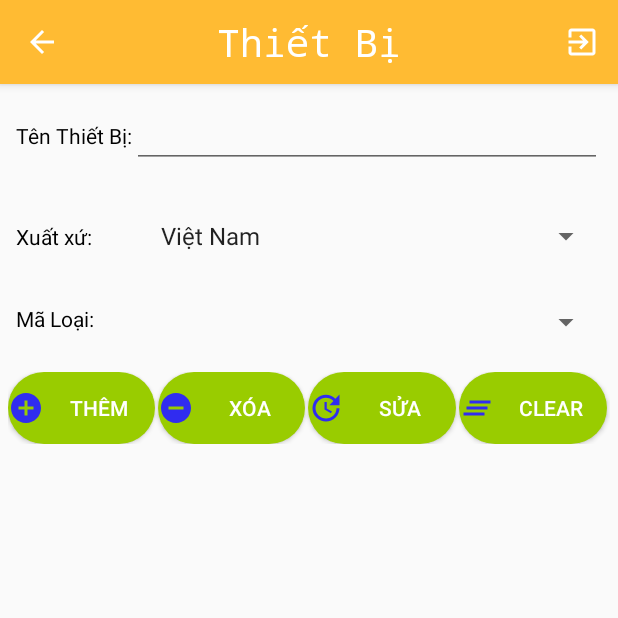
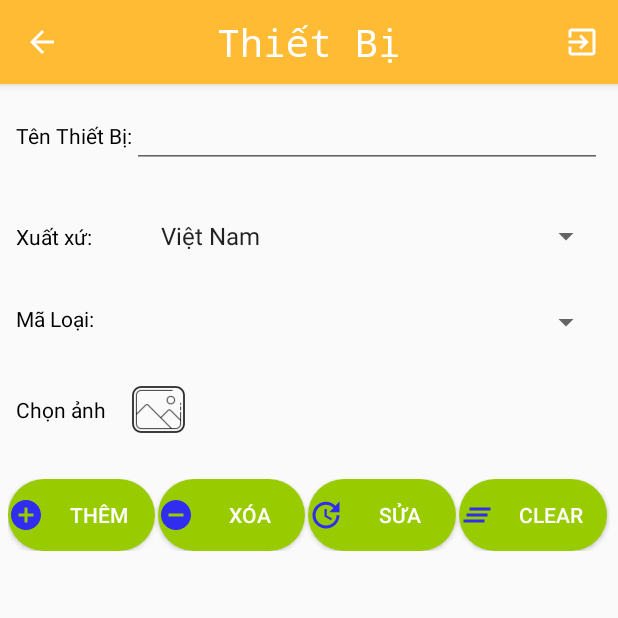
Before and after one commit to baybayhaiba/doAn_QuanLyThietBi, an Android app: the ActivityThietBi screen opened directly, with no data from a screen before it, on a phone screen of 412 x 824 dp, the top half of it. Run offline under Robolectric (Android 15) with nearby library versions, the phone set to English and light mode, and no system bars; our stand-ins replace CircleImageView; pictures from the network do not load.

Commit message:
Chèn ảnh ở thêm và sửa được

```diff
--- a/app/build.gradle
+++ b/app/build.gradle
@@ -25,6 +25,7 @@ dependencies {
 
     implementation 'com.android.support:recyclerview-v7:28.0.0'
     implementation 'com.android.support:cardview-v7:28.0.0'
+    implementation 'de.hdodenhof:circleimageview:3.1.0'
     testImplementation 'junit:junit:4.12'
     androidTestImplementation 'com.android.support.test:runner:1.0.2'
     androidTestImplementation 'com.android.support.test.espresso:espresso-core:3.0.2'
--- a/app/src/main/AndroidManifest.xml
+++ b/app/src/main/AndroidManifest.xml
@@ -1,7 +1,7 @@
 <?xml version="1.0" encoding="utf-8"?>
 <manifest xmlns:android="http://schemas.android.com/apk/res/android"
     package="tdc.edu.vn.qlsv">
-
+    <uses-permission android:name="android.permission.READ_EXTERNAL_STORAGE"/>
     <uses-permission android:name="android.permission.INTERNET"/>
     <uses-permission android:name="android.permission.ACCESS_NETWORK_STATE"/>
     <application
--- a/app/src/main/java/tdc/edu/vn/qlsv/Database/DatabaseHandler.java
+++ b/app/src/main/java/tdc/edu/vn/qlsv/Database/DatabaseHandler.java
@@ -34,7 +34,8 @@ public class DatabaseHandler extends SQLiteOpenHelper {
                 +Table_ThietBi.KEY_MATB + " TEXT,"
                 +Table_ThietBi.KEY_TENTB + " TEXT,"
                 +Table_ThietBi.KEY_XUATXU + " TEXT,"
-                +Table_ThietBi.KEY_MALOAI + " TEXT);";
+                +Table_ThietBi.KEY_MALOAI + " TEXT,"
+                + Table_ThietBi.KEY_IMAGE+" BLOB);";
         //tao bang chi tiet su dung
         String sqlChiTietSD="CREATE TABLE "+ Table_ChiTietSD.TABLE_NAME+" ( "
                 +Table_ChiTietSD.KEY_ID+" INTEGER PRIMARY KEY ,"
--- a/app/src/main/java/tdc/edu/vn/qlsv/GiaoDien/ActivityData.java
+++ b/app/src/main/java/tdc/edu/vn/qlsv/GiaoDien/ActivityData.java
@@ -201,7 +201,7 @@ public class ActivityData extends AppCompatActivity{
                         String xuatXu = hashMap.get(Table_ThietBi.KEY_XUATXU);
                         String maLoai = hashMap.get(Table_ThietBi.KEY_MALOAI);
                         String maTB= databaseThietBi.createNewType(maLoai, databaseThietBi.MaxType(maLoai)+1);
-                        thietBi.add(new ThietBi(id, maTB, tenThietBi, xuatXu, maLoai));
+                        thietBi.add(new ThietBi(id, maTB, tenThietBi, xuatXu, maLoai,null));
                         databaseThietBi.themThietbi(thietBi.get(i));
                     }
                     thongBao("Thiết Bị").create().show();
--- a/app/src/main/java/tdc/edu/vn/qlsv/TableDatabase/Table_ThietBi.java
+++ b/app/src/main/java/tdc/edu/vn/qlsv/TableDatabase/Table_ThietBi.java
@@ -10,4 +10,5 @@ public class Table_ThietBi {
     public static final String KEY_TENTB="tenThietBi";
     public static final String KEY_XUATXU="xuatXu";
     public static final String KEY_MALOAI="maLoai";
+    public static final String KEY_IMAGE="anhThietBi";
 }
--- a/app/src/main/res/layout/activity_thietbi.xml
+++ b/app/src/main/res/layout/activity_thietbi.xml
@@ -60,7 +60,22 @@
             style="@style/spinner"
             android:layout_marginLeft="30sp" />
     </LinearLayout>
+    <LinearLayout
+        style="@style/linearBt"
+        android:layout_margin="5dp"
+        android:layout_marginTop="5dp">
 
+        <TextView
+            style="@style/textView"
+            android:layout_gravity="center_vertical"
+            android:layout_marginRight="10dp"
+            android:text="Chọn ảnh" />
+        <de.hdodenhof.circleimageview.CircleImageView
+            android:layout_width="50dp"
+            android:id="@+id/imageURI"
+            android:layout_height="50dp"
+            android:src="@drawable/choosepicture"/>
+    </LinearLayout>
 
     <LinearLayout
         style="@style/linearBt"
```
Also changed, not shown: app/src/main/java/tdc/edu/vn/qlsv/Adapter/CustomAdapterTB.java (+19 -1 lines), app/src/main/java/tdc/edu/vn/qlsv/Database/DataThietBi.java (+4 -3 lines), app/src/main/java/tdc/edu/vn/qlsv/GiaoDien/ActivityThietBi.java (+84 -5 lines), app/src/main/java/tdc/edu/vn/qlsv/Model/ThietBi.java (+11 -1 lines), 151 other files.
